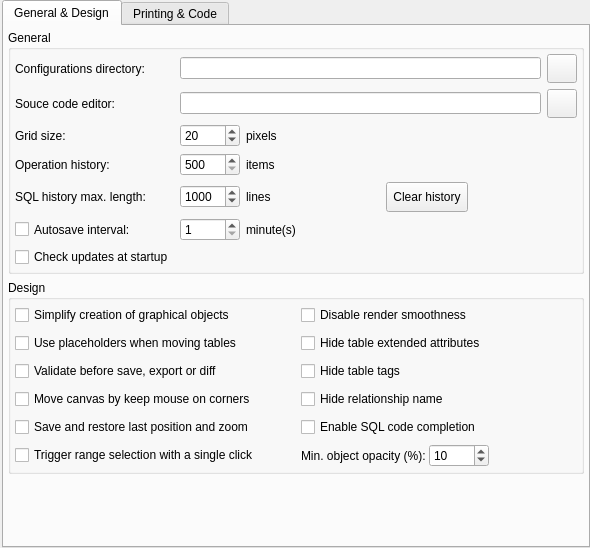
The window that libpgmodeler_ui/ui/generalconfigwidget.ui (pgmodeler/pgmodeler) describes before a commit, drawn with Qt 5.
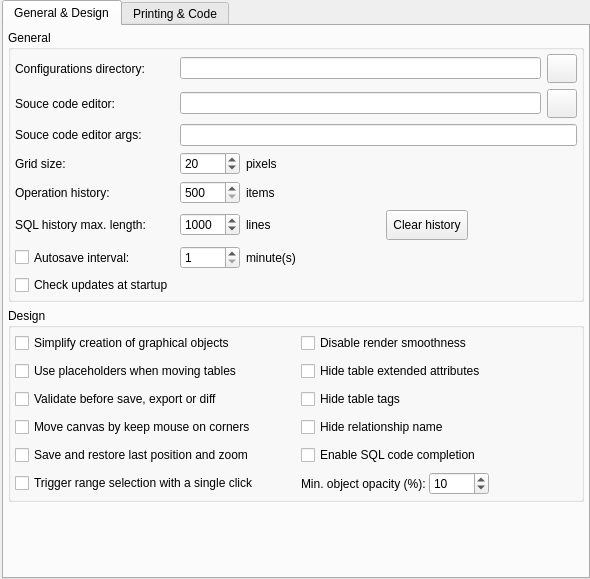
The same window after the commit. Icons and pictures are not drawn.

Commit message: Added support to source code editor arguments settings in GeneralConfigWidget

```diff
--- a/libpgmodeler_ui/ui/generalconfigwidget.ui
+++ b/libpgmodeler_ui/ui/generalconfigwidget.ui
@@ -7,7 +7,7 @@
     <x>0</x>
     <y>0</y>
     <width>590</width>
-    <height>548</height>
+    <height>579</height>
    </rect>
   </property>
   <property name="minimumSize">
@@ -699,65 +699,7 @@
           <property name="bottomMargin">
            <number>4</number>
           </property>
-          <item row="0" column="1">
-           <widget class="QLineEdit" name="confs_dir_edt">
-            <property name="readOnly">
-             <bool>true</bool>
-            </property>
-           </widget>
-          </item>
-          <item row="3" column="1" colspan="2">
-           <layout class="QHBoxLayout" name="horizontalLayout_3">
-            <item>
-             <widget class="QSpinBox" name="oplist_size_spb">
-              <property name="sizePolicy">
-               <sizepolicy hsizetype="Minimum" vsizetype="Fixed">
-                <horstretch>0</horstretch>
-                <verstretch>0</verstretch>
-               </sizepolicy>
-              </property>
-              <property name="minimumSize">
-               <size>
-                <width>60</width>
-                <height>0</height>
-               </size>
-              </property>
-              <property name="minimum">
-               <number>500</number>
-              </property>
-              <property name="maximum">
-               <number>1000</number>
-              </property>
-             </widget>
-            </item>
-            <item>
-             <widget class="QLabel" name="items_lbl">
-              <property name="sizePolicy">
-               <sizepolicy hsizetype="Expanding" vsizetype="Preferred">
-                <horstretch>0</horstretch>
-                <verstretch>0</verstretch>
-               </sizepolicy>
-              </property>
-              <property name="minimumSize">
-               <size>
-                <width>50</width>
-                <height>0</height>
-               </size>
-              </property>
-              <property name="maximumSize">
-               <size>
-                <width>16777215</width>
-                <height>16777215</height>
-               </size>
-              </property>
-              <property name="text">
-               <string>items</string>
-              </property>
-             </widget>
-            </item>
-           </layout>
-          </item>
-          <item row="3" column="0">
+          <item row="5" column="0">
            <widget class="QLabel" name="oplist_size_lbl">
             <property name="sizePolicy">
              <sizepolicy hsizetype="Fixed" vsizetype="Preferred">
@@ -776,7 +718,7 @@
             </property>
            </widget>
           </item>
-          <item row="4" column="0">
+          <item row="6" column="0">
            <widget class="QLabel" name="sql_history_lbl">
             <property name="sizePolicy">
              <sizepolicy hsizetype="Fixed" vsizetype="Preferred">
@@ -795,7 +737,7 @@
             </property>
            </widget>
           </item>
-          <item row="6" column="0">
+          <item row="8" column="0">
            <widget class="QCheckBox" name="autosave_interv_chk">
             <property name="sizePolicy">
              <sizepolicy hsizetype="Fixed" vsizetype="Preferred">
@@ -817,7 +759,65 @@
             </property>
            </widget>
           </item>
-          <item row="6" column="1" colspan="2">
+          <item row="0" column="1">
+           <widget class="QLineEdit" name="confs_dir_edt">
+            <property name="readOnly">
+             <bool>true</bool>
+            </property>
+           </widget>
+          </item>
+          <item row="5" column="1" colspan="2">
+           <layout class="QHBoxLayout" name="horizontalLayout_3">
+            <item>
+             <widget class="QSpinBox" name="oplist_size_spb">
+              <property name="sizePolicy">
+               <sizepolicy hsizetype="Minimum" vsizetype="Fixed">
+                <horstretch>0</horstretch>
+                <verstretch>0</verstretch>
+               </sizepolicy>
+              </property>
+              <property name="minimumSize">
+               <size>
+                <width>60</width>
+                <height>0</height>
+               </size>
+              </property>
+              <property name="minimum">
+               <number>500</number>
+              </property>
+              <property name="maximum">
+               <number>1000</number>
+              </property>
+             </widget>
+            </item>
+            <item>
+             <widget class="QLabel" name="items_lbl">
+              <property name="sizePolicy">
+               <sizepolicy hsizetype="Expanding" vsizetype="Preferred">
+                <horstretch>0</horstretch>
+                <verstretch>0</verstretch>
+               </sizepolicy>
+              </property>
+              <property name="minimumSize">
+               <size>
+                <width>50</width>
+                <height>0</height>
+               </size>
+              </property>
+              <property name="maximumSize">
+               <size>
+                <width>16777215</width>
+                <height>16777215</height>
+               </size>
+              </property>
+              <property name="text">
+               <string>items</string>
+              </property>
+             </widget>
+            </item>
+           </layout>
+          </item>
+          <item row="8" column="1" colspan="2">
            <layout class="QHBoxLayout" name="horizontalLayout_2">
             <item>
              <widget class="QSpinBox" name="autosave_interv_spb">
@@ -875,7 +875,7 @@
             </property>
            </widget>
           </item>
-          <item row="4" column="1" colspan="2">
+          <item row="6" column="1" colspan="2">
            <layout class="QHBoxLayout" name="horizontalLayout_19">
             <item>
              <widget class="QSpinBox" name="history_max_length_spb">
@@ -1005,33 +1005,7 @@
             </item>
            </layout>
           </item>
-          <item row="1" column="1">
-           <widget class="QLineEdit" name="source_editor_edt">
-            <property name="readOnly">
-             <bool>true</bool>
-            </property>
-           </widget>
-          </item>
-          <item row="2" column="0">
-           <widget class="QLabel" name="grid_size_lbl">
-            <property name="sizePolicy">
-             <sizepolicy hsizetype="Fixed" vsizetype="Preferred">
-              <horstretch>0</horstretch>
-              <verstretch>0</verstretch>
-             </sizepolicy>
-            </property>
-            <property name="minimumSize">
-             <size>
-              <width>0</width>
-              <height>0</height>
-             </size>
-            </property>
-            <property name="text">
-             <string>Grid size:</string>
-            </property>
-           </widget>
-          </item>
-          <item row="2" column="1" colspan="2">
+          <item row="4" column="1" colspan="2">
            <layout class="QHBoxLayout" name="horizontalLayout_4">
             <item>
              <widget class="QSpinBox" name="grid_size_spb">
@@ -1088,19 +1062,6 @@
             </item>
            </layout>
           </item>
-          <item row="9" column="0">
-           <widget class="QCheckBox" name="check_upd_chk">
-            <property name="toolTip">
-             <string>Check if there is a new version on server</string>
-            </property>
-            <property name="text">
-             <string>Check updates at startup</string>
-            </property>
-            <property name="checked">
-             <bool>false</bool>
-            </property>
-           </widget>
-          </item>
           <item row="0" column="0">
            <widget class="QLabel" name="label_2">
             <property name="text">
@@ -1108,44 +1069,6 @@
             </property>
            </widget>
           </item>
-          <item row="0" column="2">
-           <widget class="QToolButton" name="open_dir_tb">
-            <property name="sizePolicy">
-             <sizepolicy hsizetype="Preferred" vsizetype="Preferred">
-              <horstretch>0</horstretch>
-              <verstretch>0</verstretch>
-             </sizepolicy>
-            </property>
-            <property name="minimumSize">
-             <size>
-              <width>0</width>
-              <height>0</height>
-             </size>
-            </property>
-            <property name="maximumSize">
-             <size>
-              <width>16777215</width>
-              <height>16777215</height>
-             </size>
-            </property>
-            <property name="toolTip">
-             <string>Open in file manager</string>
-            </property>
-            <property name="text">
-             <string/>
-            </property>
-            <property name="icon">
-             <iconset resource="../res/resources.qrc">
-              <normaloff>:/icones/icones/abrir.png</normaloff>:/icones/icones/abrir.png</iconset>
-            </property>
-            <property name="iconSize">
-             <size>
-              <width>22</width>
-              <height>22</height>
-             </size>
-            </property>
-           </widget>
-          </item>
           <item row="1" column="2">
            <widget class="QToolButton" name="select_editor_btn">
             <property name="sizePolicy">
@@ -1184,6 +1107,103 @@
             </property>
            </widget>
           </item>
+          <item row="0" column="2">
+           <widget class="QToolButton" name="open_dir_tb">
+            <property name="sizePolicy">
+             <sizepolicy hsizetype="Preferred" vsizetype="Preferred">
+              <horstretch>0</horstretch>
+              <verstretch>0</verstretch>
+             </sizepolicy>
+            </property>
+            <property name="minimumSize">
+             <size>
+              <width>0</width>
+              <height>0</height>
+             </size>
+            </property>
+            <property name="maximumSize">
+             <size>
+              <width>16777215</width>
+              <height>16777215</height>
+             </size>
+            </property>
+            <property name="toolTip">
+             <string>Open in file manager</string>
+            </property>
+            <property name="text">
+             <string/>
+            </property>
+            <property name="icon">
+             <iconset resource="../res/resources.qrc">
+              <normaloff>:/icones/icones/abrir.png</normaloff>:/icones/icones/abrir.png</iconset>
+            </property>
+            <property name="iconSize">
+             <size>
+              <width>22</width>
+              <height>22</height>
+             </size>
+            </property>
+           </widget>
+          </item>
+          <item row="11" column="0">
+           <widget class="QCheckBox" name="check_upd_chk">
+            <property name="toolTip">
+             <string>Check if there is a new version on server</string>
+            </property>
+            <property name="text">
+             <string>Check updates at startup</string>
+            </property>
+            <property name="checked">
+             <bool>false</bool>
+            </property>
+           </widget>
+          </item>
+          <item row="1" column="1">
+           <widget class="QLineEdit" name="source_editor_edt">
+            <property name="toolTip">
+             <string/>
+            </property>
+            <property name="readOnly">
+             <bool>false</bool>
+            </property>
+           </widget>
+          </item>
+          <item row="4" column="0">
+           <widget class="QLabel" name="grid_size_lbl">
+            <property name="sizePolicy">
+             <sizepolicy hsizetype="Fixed" vsizetype="Preferred">
+              <horstretch>0</horstretch>
+              <verstretch>0</verstretch>
+             </sizepolicy>
+            </property>
+            <property name="minimumSize">
+             <size>
+              <width>0</width>
+              <height>0</height>
+             </size>
+            </property>
+            <property name="text">
+             <string>Grid size:</string>
+            </property>
+           </widget>
+          </item>
+          <item row="3" column="0">
+           <widget class="QLabel" name="label_4">
+            <property name="text">
+             <string>Souce code editor args:</string>
+            </property>
+           </widget>
+          </item>
+          <item row="3" column="1" colspan="2">
+           <widget class="QLineEdit" name="source_editor_args_edt">
+            <property name="toolTip">
+             <string/>
+            </property>
+            <property name="readOnly">
+             <bool>false</bool>
+            </property>
+           </widget>
+          </item>
          </layout>
         </widget>
        </item>
```
The commit also changes 8 other files.
